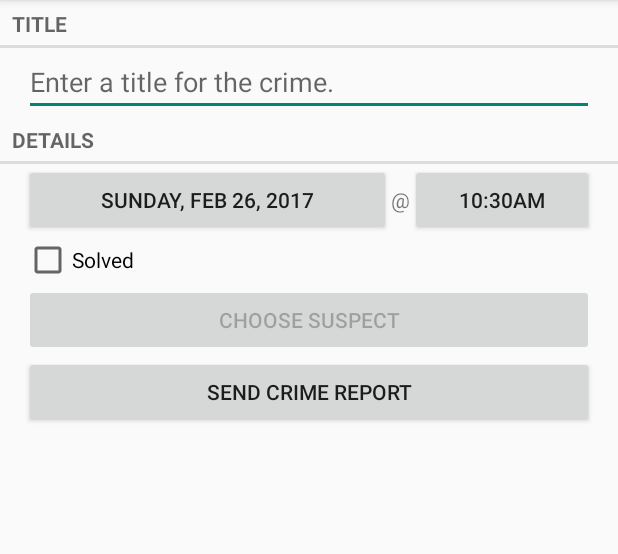
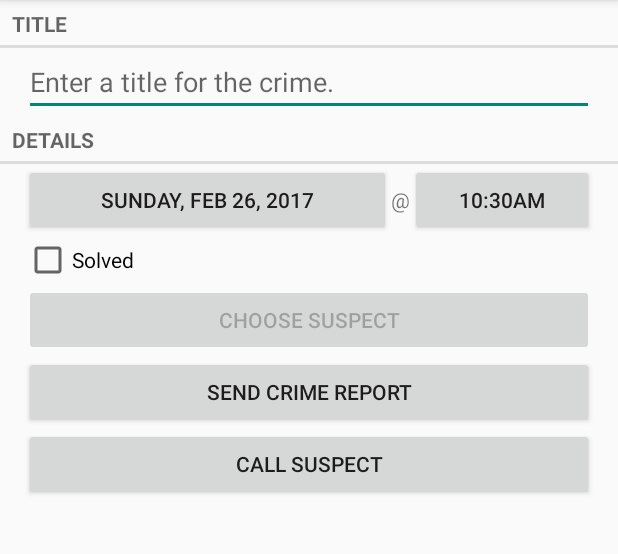
Before and after one commit to chrisdziewa/criminal-intent, an Android app: the screen it shows after launch (CrimePagerActivity), after a tap on "CREATE NEW CRIME", on a phone screen of 412 x 824 dp, the part 84-638 px from its top. Run offline under Robolectric (Android 15) with nearby library versions, the phone set to English and light mode, and no system bars.

Commit message:
Finish Chapter 15 with all challenges completed

```diff
--- a/app/src/main/AndroidManifest.xml
+++ b/app/src/main/AndroidManifest.xml
@@ -1,6 +1,7 @@
 <?xml version="1.0" encoding="utf-8"?>
 <manifest xmlns:android="http://schemas.android.com/apk/res/android"
           package="com.example.android.criminalintent2">
+    <uses-permission android:name="android.permission.READ_CONTACTS"></uses-permission>
 
     <application
         android:allowBackup="true"
--- a/app/src/main/java/com/example/android/criminalintent2/Crime.java
+++ b/app/src/main/java/com/example/android/criminalintent2/Crime.java
@@ -13,6 +13,7 @@ public class Crime {
     private Date mDate;
     private boolean mSolved;
     private String mSuspect;
+    private long mSuspectId;
 
     public Crime() {
         // Generate unique identifier
@@ -59,4 +60,12 @@ public class Crime {
     public void setSuspect(String suspect) {
         mSuspect = suspect;
     }
+
+    public long getSuspectId() {
+        return mSuspectId;
+    }
+
+    public void setSuspectId(long suspectId) {
+        mSuspectId = suspectId;
+    }
 }
--- a/app/src/main/java/com/example/android/criminalintent2/CrimeLab.java
+++ b/app/src/main/java/com/example/android/criminalintent2/CrimeLab.java
@@ -104,6 +104,7 @@ public class CrimeLab {
         values.put(CrimeTable.Cols.DATE, crime.getDate().getTime());
         values.put(CrimeTable.Cols.SOLVED, crime.isSolved() ? 1 : 0);
         values.put(CrimeTable.Cols.SUSPECT, crime.getSuspect());
+        values.put(CrimeTable.Cols.SUSPECT_ID, Long.toString(crime.getSuspectId()));
 
         return values;
     }
--- a/app/src/main/java/com/example/android/criminalintent2/database/CrimeBaseHelper.java
+++ b/app/src/main/java/com/example/android/criminalintent2/database/CrimeBaseHelper.java
@@ -26,7 +26,8 @@ public class CrimeBaseHelper extends SQLiteOpenHelper {
                 CrimeTable.Cols.TITLE + " TEXT, " +
                 CrimeTable.Cols.DATE + " INTEGER, " +
                 CrimeTable.Cols.SOLVED + " INTEGER," +
-                CrimeTable.Cols.SUSPECT + " TEXT" +
+                CrimeTable.Cols.SUSPECT + " TEXT," +
+                CrimeTable.Cols.SUSPECT_ID + " INTEGER" +
                 ")"
         );
 
--- a/app/src/main/java/com/example/android/criminalintent2/database/CrimeCursorWrapper.java
+++ b/app/src/main/java/com/example/android/criminalintent2/database/CrimeCursorWrapper.java
@@ -24,12 +24,14 @@ public class CrimeCursorWrapper extends CursorWrapper {
         long date = getLong(getColumnIndex(CrimeTable.Cols.DATE));
         int isSolved = getInt(getColumnIndex(CrimeTable.Cols.SOLVED));
         String suspect = getString(getColumnIndex(CrimeTable.Cols.SUSPECT));
+        long suspectId = getLong(getColumnIndex(CrimeTable.Cols.SUSPECT_ID));
 
         Crime crime = new Crime(UUID.fromString(uuidString));
         crime.setTitle(title);
         crime.setDate(new Date(date));
         crime.setSolved(isSolved != 0);
         crime.setSuspect(suspect);
+        crime.setSuspectId(suspectId);
 
         return crime;
     }
--- a/app/src/main/java/com/example/android/criminalintent2/database/CrimeDbSchema.java
+++ b/app/src/main/java/com/example/android/criminalintent2/database/CrimeDbSchema.java
@@ -14,6 +14,7 @@ public class CrimeDbSchema {
             public static final String DATE = "date";
             public static final String SOLVED = "solved";
             public static final String SUSPECT = "suspect";
+            public static final String SUSPECT_ID = "suspectId";
         }
     }
 }
--- a/app/src/main/res/layout-land/fragment_crime.xml
+++ b/app/src/main/res/layout-land/fragment_crime.xml
@@ -66,17 +66,24 @@
 
         <Button
             android:id="@+id/crime_suspect"
-            android:layout_width="wrap_content"
+            android:layout_width="0dp"
             android:layout_height="wrap_content"
             android:layout_weight="1"
             android:text="@string/crime_suspect_text"/>
 
         <Button
             android:id="@+id/crime_report"
-            android:layout_width="wrap_content"
+            android:layout_width="0dp"
             android:layout_height="wrap_content"
             android:layout_weight="1"
             android:text="@string/crime_report_text"/>
+
+        <Button
+            android:id="@+id/crime_call_suspect"
+            android:layout_width="0dp"
+            android:layout_height="wrap_content"
+            android:layout_weight="1"
+            android:text="@string/crime_report_call"/>
     </LinearLayout>
 
 </LinearLayout>
--- a/app/src/main/res/layout/fragment_crime.xml
+++ b/app/src/main/res/layout/fragment_crime.xml
@@ -73,4 +73,12 @@
         android:layout_marginLeft="16dp"
         android:layout_marginRight="16dp"
         android:text="@string/crime_report_text"/>
+
+    <Button
+        android:id="@+id/crime_call_suspect"
+        android:layout_width="match_parent"
+        android:layout_marginLeft="16dp"
+        android:layout_marginRight="16dp"
+        android:layout_height="wrap_content"
+        android:text="@string/crime_report_call"/>
 </LinearLayout>
--- a/app/src/main/res/values/strings.xml
+++ b/app/src/main/res/values/strings.xml
@@ -42,6 +42,7 @@
     <!-- Empty List view -->
     <string name="empty_view_text_view">There are no crimes...yet</string>
     <string name="empty_view_add_button">create new crime</string>
+    <string name="crime_report_call">Call Suspect</string>
 
 
 </resources>
```
Also changed, not shown: app/src/main/java/com/example/android/criminalintent2/CrimeFragment.java (+112 -5 lines).
